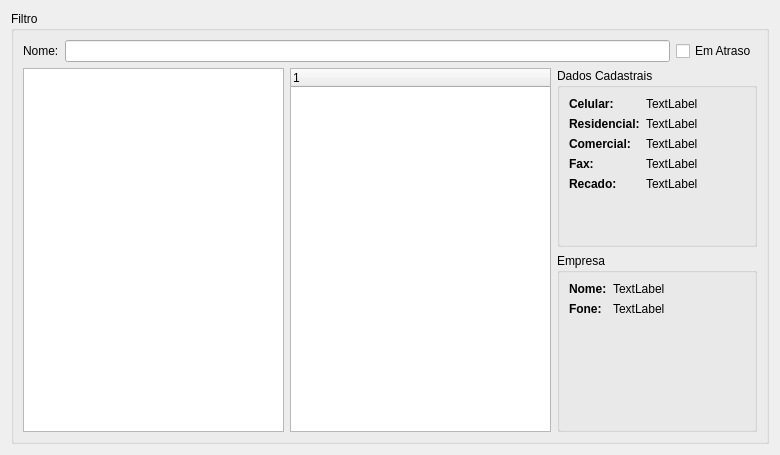
Qt form clientelist.ui (alexandrepossebom/qsc) before a commit.
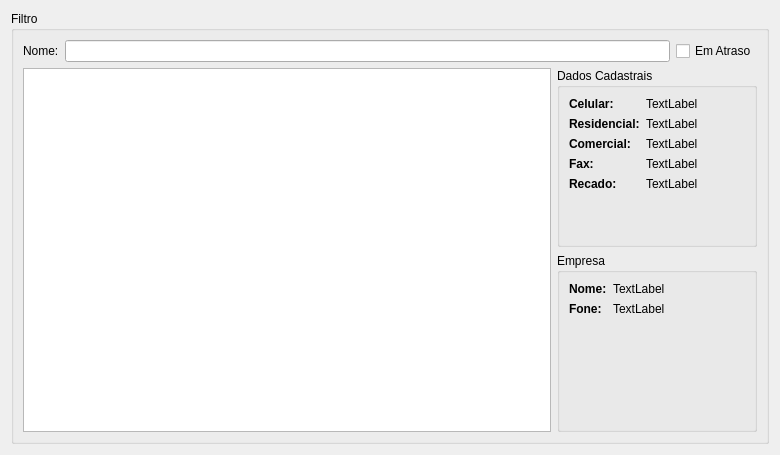
The same form after that commit.

Commit message: - init QColumnView

Diff of the .ui file:
```diff
--- a/clientelist.ui
+++ b/clientelist.ui
@@ -13,13 +13,13 @@
   <property name="windowTitle">
    <string>Form</string>
   </property>
-  <layout class="QVBoxLayout" name="verticalLayout_2">
+  <layout class="QVBoxLayout" name="verticalLayout_3">
    <item>
     <widget class="QGroupBox" name="groupBox">
      <property name="title">
       <string>Filtro</string>
      </property>
-     <layout class="QVBoxLayout" name="verticalLayout_3">
+     <layout class="QVBoxLayout" name="verticalLayout_2">
       <item>
        <layout class="QHBoxLayout" name="horizontalLayout_2">
         <item>
@@ -44,30 +44,12 @@
       <item>
        <layout class="QHBoxLayout" name="horizontalLayout">
         <item>
-         <widget class="QListWidget" name="listWidget">
-          <property name="minimumSize">
-           <size>
-            <width>200</width>
-            <height>0</height>
-           </size>
+         <widget class="QColumnView" name="columnView">
+          <property name="editTriggers">
+           <set>QAbstractItemView::NoEditTriggers</set>
           </property>
          </widget>
         </item>
-        <item>
-         <widget class="QTreeWidget" name="treeWidget">
-          <property name="minimumSize">
-           <size>
-            <width>250</width>
-            <height>0</height>
-           </size>
-          </property>
-          <column>
-           <property name="text">
-            <string notr="true">1</string>
-           </property>
-          </column>
-         </widget>
-        </item>
         <item>
          <layout class="QVBoxLayout" name="verticalLayout">
           <item>
```
The commit also changes 2 other files.
